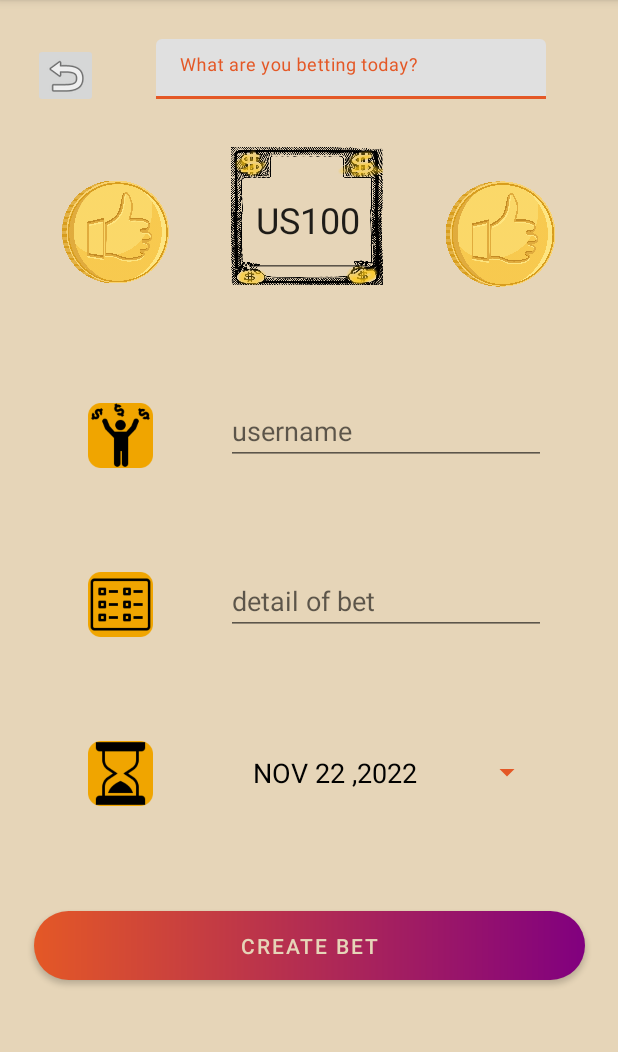
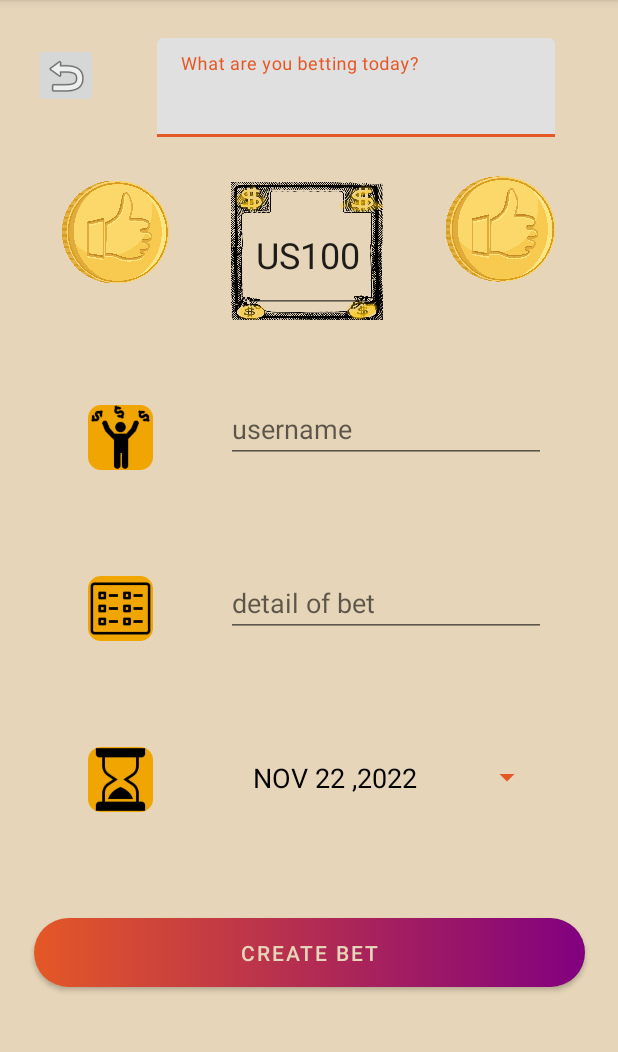
Before and after one commit to angela81ku/AnyBet, an Android app: the AddBetActivity screen opened directly, with no data from a screen before it, on a phone screen of 412 x 824 dp, the part 84-1136 px from its top. Run offline under Robolectric (Android 15) with nearby library versions, the phone set to English and light mode, and no system bars; our stand-ins replace Firebase (no records; nobody signed in at launch, a user with empty details on screens opened directly).

Commit message:
refine layout of add bet

```diff
--- a/app/src/main/res/layout/activity_anybet_add_bet.xml
+++ b/app/src/main/res/layout/activity_anybet_add_bet.xml
@@ -22,8 +22,8 @@
 
     <com.google.android.material.textfield.TextInputLayout
         android:id="@+id/textInputBetContent"
-        android:layout_width="266dp"
-        android:layout_height="42dp"
+        android:layout_width="265dp"
+        android:layout_height="66dp"
         app:layout_constraintBottom_toBottomOf="parent"
         app:layout_constraintEnd_toEndOf="parent"
         app:layout_constraintHorizontal_bias="0.481"
@@ -33,8 +33,8 @@
 
         <com.google.android.material.textfield.TextInputEditText
             android:id="@+id/betContentTxt"
-            android:layout_width="260dp"
-            android:layout_height="40dp"
+            android:layout_width="match_parent"
+            android:layout_height="match_parent"
 
             android:hint="What are you betting today?" />
     </com.google.android.material.textfield.TextInputLayout>
@@ -73,7 +73,7 @@
         app:layout_constraintHorizontal_bias="0.5"
         app:layout_constraintStart_toEndOf="@+id/imageMoneyFrame"
         app:layout_constraintTop_toBottomOf="@+id/textInputBetContent"
-        app:layout_constraintVertical_bias="0.076"
+        app:layout_constraintVertical_bias="0.035"
         app:srcCompat="@drawable/gold_thumbup" />
 
     <EditText
```
